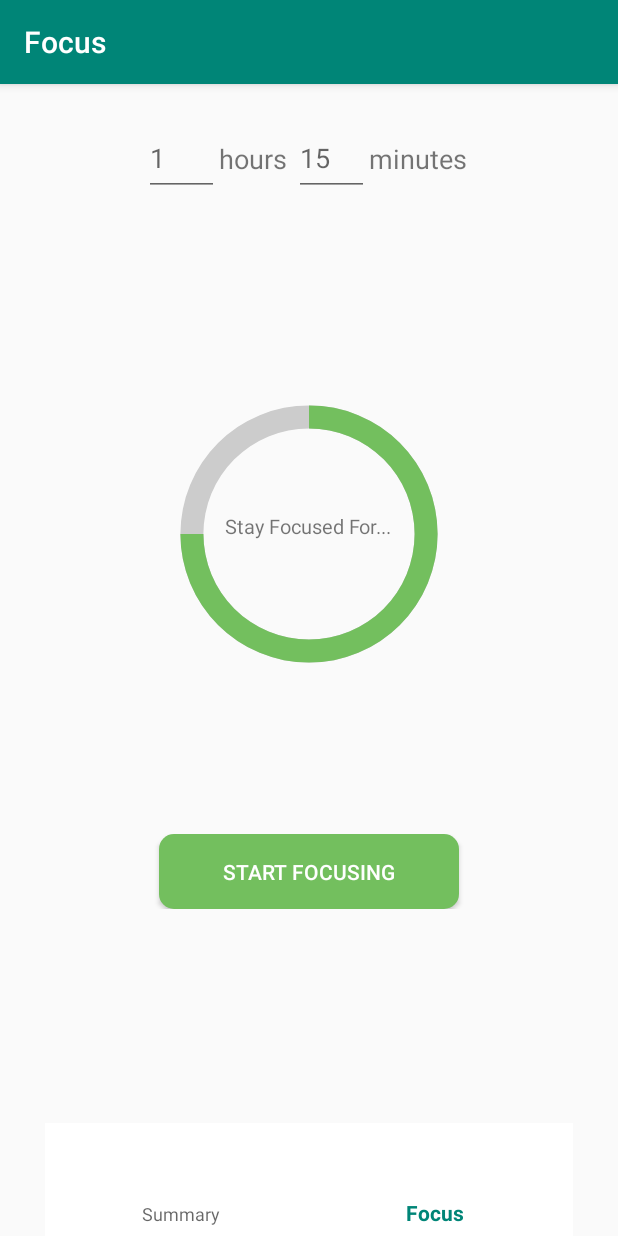
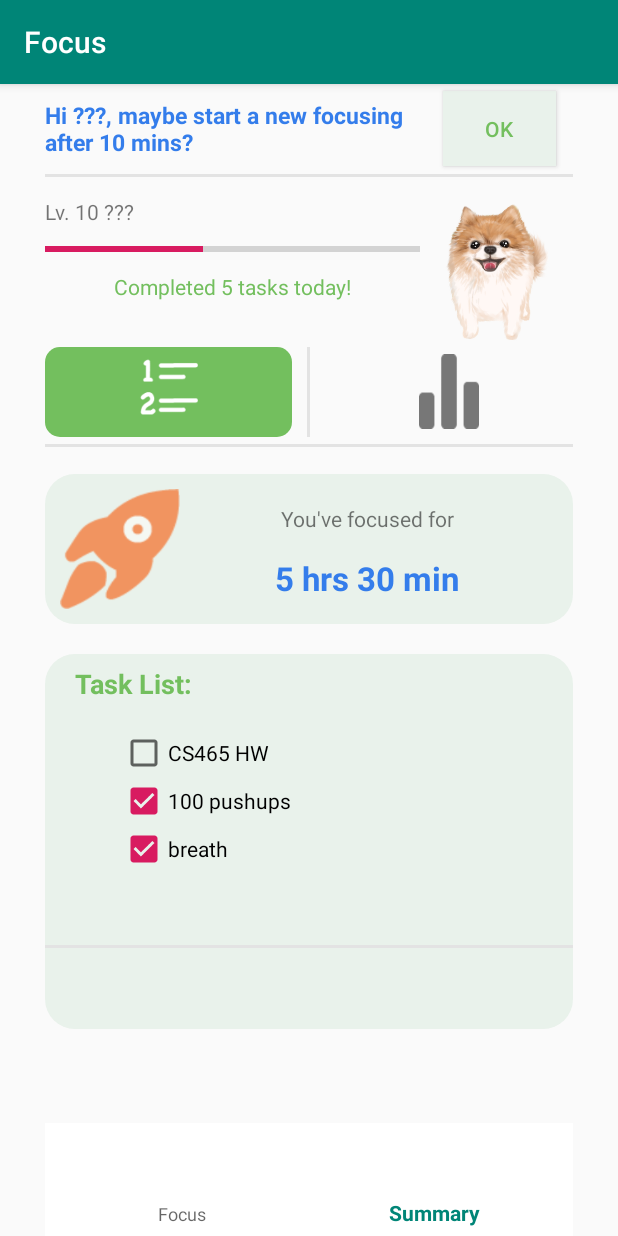
Before and after one commit to cechiu2/SiebelUnited, an Android app: the screen it shows after launch (MainActivity), item 2 of the bottom bar chosen, on a phone screen of 412 x 824 dp. Run offline under Robolectric (Android 15) with nearby library versions, the phone set to English and light mode, and no system bars; libraries missing offline, so code that uses them is left out: com.github.mikephil.charting; plain views replace BarChart; 18 statements that could not run were skipped.

Commit message:
0429: fixed some minor bugs and adjusted the font size of the bar chart

```diff
--- a/app/src/main/java/siebelunited/cs465/illinois/edu/focus/ExpGainDialog.java
+++ b/app/src/main/java/siebelunited/cs465/illinois/edu/focus/ExpGainDialog.java
@@ -6,6 +6,7 @@ import android.content.Context;
 import android.content.DialogInterface;
 import android.os.Bundle;
 import android.support.v7.app.AppCompatDialogFragment;
+import android.util.Log;
 import android.view.LayoutInflater;
 import android.view.View;
 import android.widget.EditText;
@@ -18,7 +19,7 @@ public class ExpGainDialog extends AppCompatDialogFragment {
         AlertDialog.Builder builder = new AlertDialog.Builder(getActivity());
         LayoutInflater inflater = getActivity().getLayoutInflater();
         View view = inflater.inflate(R.layout.exp_gain_dialog, null);
-        int duration = getArguments().getInt("duration", 0);
+        final int duration = getArguments().getInt("duration", 0);
 
         TextView exp_gained = view.findViewById(R.id.exp_gained);
         exp_gained.setText(String.format("+%d EXP", duration));
@@ -27,6 +28,7 @@ public class ExpGainDialog extends AppCompatDialogFragment {
                 .setPositiveButton("OK", new DialogInterface.OnClickListener() {
                     @Override
                     public void onClick(DialogInterface dialogInterface, int i) {
+                        Log.i("sbsb", String.valueOf(duration));
                         listener.feedback(getArguments().getString("task_name"), getArguments().getInt("duration", 0), 1, getArguments().getInt("duration", 0));
                     }
                 });
--- a/app/src/main/java/siebelunited/cs465/illinois/edu/focus/MainActivity.java
+++ b/app/src/main/java/siebelunited/cs465/illinois/edu/focus/MainActivity.java
@@ -30,6 +30,7 @@ import com.github.mikephil.charting.data.BarEntry;
 import com.github.mikephil.charting.utils.ColorTemplate;
 
 import java.io.Serializable;
+import java.util.ArrayList;
 import java.util.ArrayList;
 
 import siebelunited.cs465.illinois.edu.focus.Task.*;
@@ -109,7 +110,7 @@ public class MainActivity extends AppCompatActivity implements SelectTaskDialog.
 
 //        Basically creates a copy of the homepage fragment and pass all the parameters to it.
 //        The fragment will take these parameters and render the views accordingly.
-        HomeFragment home = new HomeFragment();
+        SetupFragment setup = new SetupFragment();
         Bundle bundle = new Bundle();
         bundle.putSerializable("tasks", (Serializable)tasks);
         bundle.putString("username", username);
@@ -118,8 +119,8 @@ public class MainActivity extends AppCompatActivity implements SelectTaskDialog.
         bundle.putInt("tasks_completed", tasks_completed);
         bundle.putInt("focused_hrs", time_focused_hrs);
         bundle.putInt("focused_min", time_focused_min);
-        home.setArguments(bundle);
-        getSupportFragmentManager().beginTransaction().replace(R.id.fragment_container, home).commit();
+        setup.setArguments(bundle);
+        getSupportFragmentManager().beginTransaction().replace(R.id.fragment_container, setup).commit();
 
 //        Set a listener for the bottom nav bar.
         BottomNavigationView bottom_nav = findViewById(R.id.bottomNavigationView);
--- a/app/src/main/java/siebelunited/cs465/illinois/edu/focus/Task.java
+++ b/app/src/main/java/siebelunited/cs465/illinois/edu/focus/Task.java
@@ -1,6 +1,6 @@
 package siebelunited.cs465.illinois.edu.focus;
-
-public class Task {
+import java.io.Serializable;
+public class Task implements java.io.Serializable {
     String task_name;
     int is_finished;
 
--- a/app/src/main/res/menu/bottom_nav_menu.xml
+++ b/app/src/main/res/menu/bottom_nav_menu.xml
@@ -1,14 +1,14 @@
 <?xml version="1.0" encoding="utf-8"?>
 <menu xmlns:android="http://schemas.android.com/apk/res/android"
     xmlns:app="http://schemas.android.com/apk/res-auto">
+    <item
+        android:id="@+id/focus"
+        android:enabled="true"
+        android:title="Focus"
+        />
     <item
         android:id="@+id/about"
         android:enabled="true"
         android:title="Summary"
         />
-    <item
-        android:id="@+id/focus"
-        android:enabled="true"
-        android:title="Focus"
-        />
 </menu>
```
Also changed, not shown: app/src/main/java/siebelunited/cs465/illinois/edu/focus/HomeFragment.java (+8 -2 lines), app/src/main/java/siebelunited/cs465/illinois/edu/focus/TimerActivity.java (+29 -1 lines).
